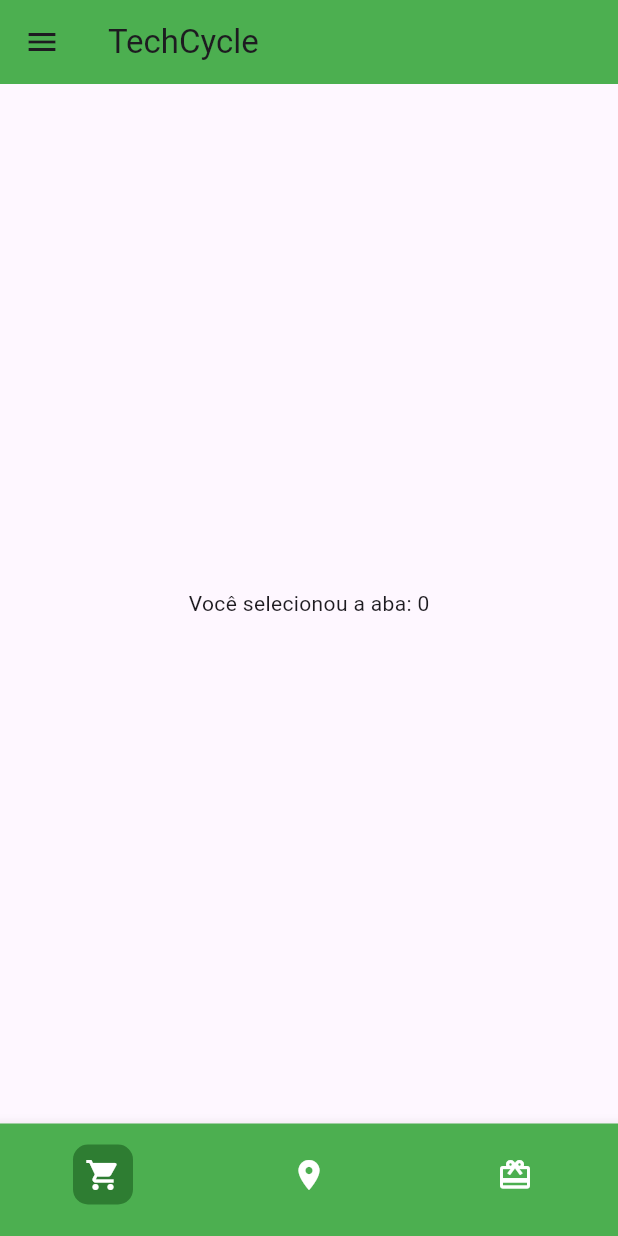
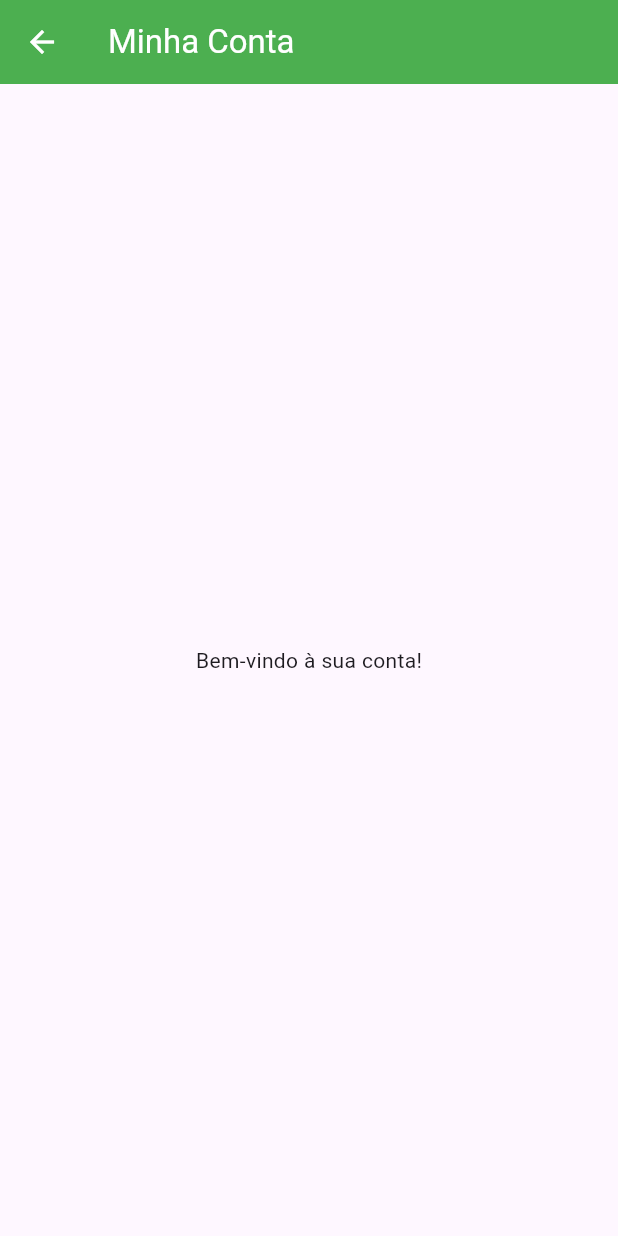
Before and after one commit to JonasHenriqueDev/TechCycle, a Flutter app: the screen it shows after launch, in the side drawer, after a tap on "Minha conta", on a phone screen of 412 x 824 dp. Run offline on Flutter 3.47's test engine with Material 3 defaults, Android fonts, the phone set to English and light mode, and no system bars; generated files the repository leaves out were written again.

Commit message:
criacao da pagina 'Minha Conta'

```diff
--- a/lib/src/view/HomePage.dart
+++ b/lib/src/view/HomePage.dart
@@ -1,5 +1,6 @@
 import 'package:flutter/material.dart';
 import 'MyApp.dart';
+import 'ProfilePage.dart';
 
 class HomeScreen extends StatefulWidget {
   @override
@@ -15,12 +16,23 @@ class _HomeScreenState extends State<HomeScreen> {
     });
   }
 
+  void _navigateToProfilePage() {
+    Navigator.push(
+      context,
+      MaterialPageRoute(builder: (context) => ProfilePage()),
+    );
+  }
+
   @override
   Widget build(BuildContext context) {
     return Scaffold(
       appBar: AppBar(
-        title: Text('TechCycle'),
+        title: Text(
+          'TechCycle',
+          style: TextStyle(color: Colors.white),
+        ),
         backgroundColor: Colors.green,
+        iconTheme: IconThemeData(color: Colors.white),
       ),
       body: Center(
         child: Text('Você selecionou a aba: $_selectedIndex'),
@@ -45,8 +57,8 @@ class _HomeScreenState extends State<HomeScreen> {
               leading: Icon(Icons.person),
               title: Text('Minha conta'),
               onTap: () {
-                _onItemTapped(0);
                 Navigator.pop(context);
+                _navigateToProfilePage();
               },
             ),
             ListTile(
--- /dev/null
+++ b/lib/src/view/ProfilePage.dart
@@ -0,0 +1,17 @@
+import 'package:flutter/material.dart';
+
+class ProfilePage extends StatelessWidget {
+  @override
+  Widget build(BuildContext context) {
+    return Scaffold(
+      appBar: AppBar(
+        title: Text('Minha Conta', style: TextStyle(color: Colors.white)),
+        backgroundColor: Colors.green,
+        iconTheme: IconThemeData(color: Colors.white),
+      ),
+      body: Center(
+        child: Text('Bem-vindo à sua conta!'),
+      ),
+    );
+  }
+}
```
